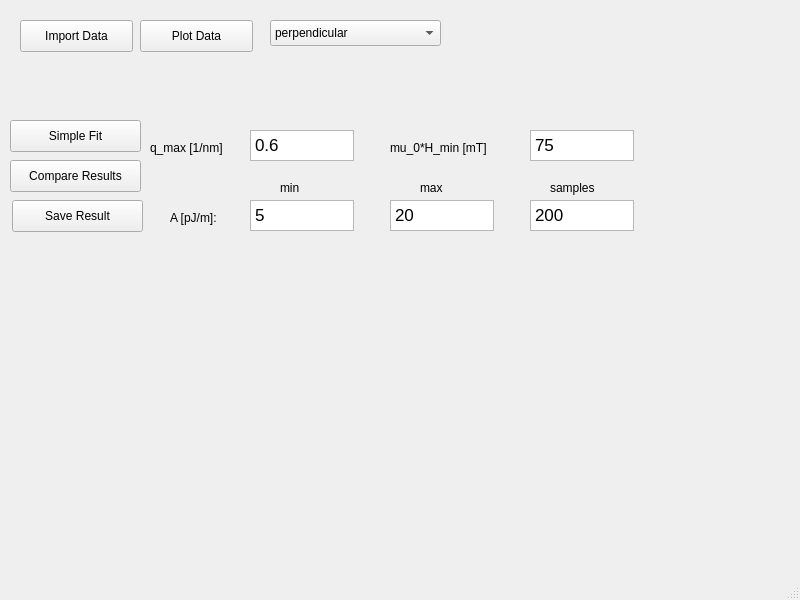
SasView/sasview, file src/sas/qtgui/Utilities/MuMagTool/UI/MuMagUI.ui: the form before one commit.
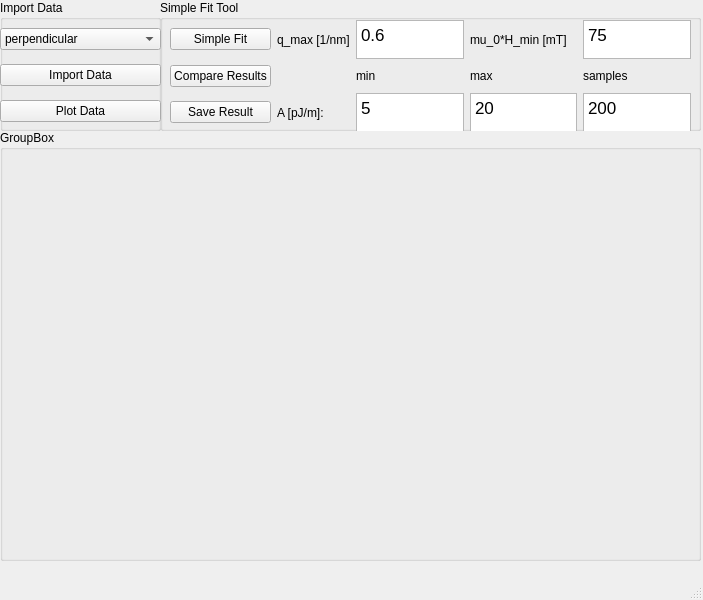
The form after the commit.

Commit message: added panel for doing the plots inside of the MuMagTool MainWindow, so that the plot got not its own new figure

```diff
--- a/src/sas/qtgui/Utilities/MuMagTool/UI/MuMagUI.ui
+++ b/src/sas/qtgui/Utilities/MuMagTool/UI/MuMagUI.ui
@@ -6,7 +6,7 @@
    <rect>
     <x>0</x>
     <y>0</y>
-    <width>800</width>
+    <width>703</width>
     <height>600</height>
    </rect>
   </property>
@@ -14,253 +14,224 @@
    <string>MainWindow</string>
   </property>
   <widget class="QWidget" name="centralwidget">
-   <widget class="QPushButton" name="ImportDataButton">
+   <widget class="QGroupBox" name="groupBox">
     <property name="geometry">
      <rect>
-      <x>20</x>
-      <y>20</y>
-      <width>113</width>
-      <height>32</height>
+      <x>0</x>
+      <y>0</y>
+      <width>161</width>
+      <height>131</height>
      </rect>
     </property>
-    <property name="text">
+    <property name="title">
      <string>Import Data</string>
     </property>
+    <widget class="QWidget" name="gridLayoutWidget">
+     <property name="geometry">
+      <rect>
+       <x>0</x>
+       <y>20</y>
+       <width>161</width>
+       <height>111</height>
+      </rect>
+     </property>
+     <layout class="QGridLayout" name="gridLayout">
+      <item row="4" column="0">
+       <widget class="QPushButton" name="PlotDataButton">
+        <property name="text">
+         <string>Plot Data</string>
+        </property>
+       </widget>
+      </item>
+      <item row="2" column="0">
+       <widget class="QPushButton" name="ImportDataButton">
+        <property name="text">
+         <string>Import Data</string>
+        </property>
+       </widget>
+      </item>
+      <item row="1" column="0">
+       <widget class="QComboBox" name="ScatteringGeometrySelect">
+        <item>
+         <property name="text">
+          <string>perpendicular</string>
+         </property>
+        </item>
+        <item>
+         <property name="text">
+          <string>parallel</string>
+         </property>
+        </item>
+       </widget>
+      </item>
+     </layout>
+    </widget>
    </widget>
-   <widget class="QPushButton" name="PlotDataButton">
+   <widget class="QGroupBox" name="groupBox_2">
     <property name="geometry">
      <rect>
-      <x>140</x>
-      <y>20</y>
-      <width>113</width>
-      <height>32</height>
+      <x>160</x>
+      <y>0</y>
+      <width>541</width>
+      <height>131</height>
      </rect>
     </property>
-    <property name="text">
-     <string>Plot Data</string>
+    <property name="title">
+     <string>Simple Fit Tool</string>
     </property>
-   </widget>
-   <widget class="QPushButton" name="SimpleFitButton">
-    <property name="geometry">
-     <rect>
-      <x>10</x>
-      <y>120</y>
-      <width>131</width>
-      <height>32</height>
-     </rect>
-    </property>
-    <property name="text">
-     <string>Simple Fit</string>
-    </property>
-   </widget>
-   <widget class="QPushButton" name="CompareResultsButton">
-    <property name="geometry">
-     <rect>
-      <x>10</x>
-      <y>160</y>
-      <width>131</width>
-      <height>32</height>
-     </rect>
-    </property>
-    <property name="text">
-     <string>Compare Results</string>
-    </property>
-   </widget>
-   <widget class="QPushButton" name="SaveResultsButton">
-    <property name="geometry">
-     <rect>
-      <x>12</x>
-      <y>200</y>
-      <width>131</width>
-      <height>32</height>
-     </rect>
-    </property>
-    <property name="text">
-     <string>Save Result</string>
-    </property>
-   </widget>
-   <widget class="QTextEdit" name="qMaxEdit">
-    <property name="geometry">
-     <rect>
-      <x>250</x>
-      <y>130</y>
-      <width>104</width>
-      <height>31</height>
-     </rect>
-    </property>
-    <property name="html">
-     <string>&lt;!DOCTYPE HTML PUBLIC &quot;-//W3C//DTD HTML 4.0//EN&quot; &quot;http://www.w3.org/TR/REC-html40/strict.dtd&quot;&gt;
+    <widget class="QWidget" name="gridLayoutWidget_2">
+     <property name="geometry">
+      <rect>
+       <x>10</x>
+       <y>20</y>
+       <width>521</width>
+       <height>111</height>
+      </rect>
+     </property>
+     <layout class="QGridLayout" name="gridLayout_2">
+      <item row="2" column="1">
+       <widget class="QLabel" name="label">
+        <property name="text">
+         <string>A [pJ/m]:</string>
+        </property>
+       </widget>
+      </item>
+      <item row="1" column="3">
+       <widget class="QLabel" name="label_3">
+        <property name="text">
+         <string>max</string>
+        </property>
+       </widget>
+      </item>
+      <item row="2" column="2">
+       <widget class="QTextEdit" name="AMinEdit">
+        <property name="html">
+         <string>&lt;!DOCTYPE HTML PUBLIC &quot;-//W3C//DTD HTML 4.0//EN&quot; &quot;http://www.w3.org/TR/REC-html40/strict.dtd&quot;&gt;
+&lt;html&gt;&lt;head&gt;&lt;meta name=&quot;qrichtext&quot; content=&quot;1&quot; /&gt;&lt;style type=&quot;text/css&quot;&gt;
+p, li { white-space: pre-wrap; }
+&lt;/style&gt;&lt;/head&gt;&lt;body style=&quot; font-family:'.AppleSystemUIFont'; font-size:13pt; font-weight:400; font-style:normal;&quot;&gt;
+&lt;p style=&quot; margin-top:0px; margin-bottom:0px; margin-left:0px; margin-right:0px; -qt-block-indent:0; text-indent:0px;&quot;&gt;5&lt;/p&gt;&lt;/body&gt;&lt;/html&gt;</string>
+        </property>
+       </widget>
+      </item>
+      <item row="1" column="2">
+       <widget class="QLabel" name="label_2">
+        <property name="text">
+         <string>min</string>
+        </property>
+       </widget>
+      </item>
+      <item row="0" column="1">
+       <widget class="QLabel" name="label_5">
+        <property name="text">
+         <string>q_max [1/nm]</string>
+        </property>
+       </widget>
+      </item>
+      <item row="0" column="2">
+       <widget class="QTextEdit" name="qMaxEdit">
+        <property name="html">
+         <string>&lt;!DOCTYPE HTML PUBLIC &quot;-//W3C//DTD HTML 4.0//EN&quot; &quot;http://www.w3.org/TR/REC-html40/strict.dtd&quot;&gt;
 &lt;html&gt;&lt;head&gt;&lt;meta name=&quot;qrichtext&quot; content=&quot;1&quot; /&gt;&lt;style type=&quot;text/css&quot;&gt;
 p, li { white-space: pre-wrap; }
 &lt;/style&gt;&lt;/head&gt;&lt;body style=&quot; font-family:'.AppleSystemUIFont'; font-size:13pt; font-weight:400; font-style:normal;&quot;&gt;
 &lt;p style=&quot; margin-top:0px; margin-bottom:0px; margin-left:0px; margin-right:0px; -qt-block-indent:0; text-indent:0px;&quot;&gt;0.6&lt;/p&gt;&lt;/body&gt;&lt;/html&gt;</string>
-    </property>
-   </widget>
-   <widget class="QTextEdit" name="AMaxEdit">
-    <property name="geometry">
-     <rect>
-      <x>390</x>
-      <y>200</y>
-      <width>104</width>
-      <height>31</height>
-     </rect>
-    </property>
-    <property name="html">
-     <string>&lt;!DOCTYPE HTML PUBLIC &quot;-//W3C//DTD HTML 4.0//EN&quot; &quot;http://www.w3.org/TR/REC-html40/strict.dtd&quot;&gt;
+        </property>
+       </widget>
+      </item>
+      <item row="0" column="0">
+       <widget class="QPushButton" name="SimpleFitButton">
+        <property name="text">
+         <string>Simple Fit</string>
+        </property>
+       </widget>
+      </item>
+      <item row="2" column="3">
+       <widget class="QTextEdit" name="AMaxEdit">
+        <property name="html">
+         <string>&lt;!DOCTYPE HTML PUBLIC &quot;-//W3C//DTD HTML 4.0//EN&quot; &quot;http://www.w3.org/TR/REC-html40/strict.dtd&quot;&gt;
 &lt;html&gt;&lt;head&gt;&lt;meta name=&quot;qrichtext&quot; content=&quot;1&quot; /&gt;&lt;style type=&quot;text/css&quot;&gt;
 p, li { white-space: pre-wrap; }
 &lt;/style&gt;&lt;/head&gt;&lt;body style=&quot; font-family:'.AppleSystemUIFont'; font-size:13pt; font-weight:400; font-style:normal;&quot;&gt;
 &lt;p style=&quot; margin-top:0px; margin-bottom:0px; margin-left:0px; margin-right:0px; -qt-block-indent:0; text-indent:0px;&quot;&gt;20&lt;/p&gt;&lt;/body&gt;&lt;/html&gt;</string>
-    </property>
-   </widget>
-   <widget class="QTextEdit" name="AMinEdit">
-    <property name="geometry">
-     <rect>
-      <x>250</x>
-      <y>200</y>
-      <width>104</width>
-      <height>31</height>
-     </rect>
-    </property>
-    <property name="html">
-     <string>&lt;!DOCTYPE HTML PUBLIC &quot;-//W3C//DTD HTML 4.0//EN&quot; &quot;http://www.w3.org/TR/REC-html40/strict.dtd&quot;&gt;
-&lt;html&gt;&lt;head&gt;&lt;meta name=&quot;qrichtext&quot; content=&quot;1&quot; /&gt;&lt;style type=&quot;text/css&quot;&gt;
-p, li { white-space: pre-wrap; }
-&lt;/style&gt;&lt;/head&gt;&lt;body style=&quot; font-family:'.AppleSystemUIFont'; font-size:13pt; font-weight:400; font-style:normal;&quot;&gt;
-&lt;p style=&quot; margin-top:0px; margin-bottom:0px; margin-left:0px; margin-right:0px; -qt-block-indent:0; text-indent:0px;&quot;&gt;5&lt;/p&gt;&lt;/body&gt;&lt;/html&gt;</string>
-    </property>
-   </widget>
-   <widget class="QTextEdit" name="HminEdit">
-    <property name="geometry">
-     <rect>
-      <x>530</x>
-      <y>130</y>
-      <width>104</width>
-      <height>31</height>
-     </rect>
-    </property>
-    <property name="html">
-     <string>&lt;!DOCTYPE HTML PUBLIC &quot;-//W3C//DTD HTML 4.0//EN&quot; &quot;http://www.w3.org/TR/REC-html40/strict.dtd&quot;&gt;
-&lt;html&gt;&lt;head&gt;&lt;meta name=&quot;qrichtext&quot; content=&quot;1&quot; /&gt;&lt;style type=&quot;text/css&quot;&gt;
-p, li { white-space: pre-wrap; }
-&lt;/style&gt;&lt;/head&gt;&lt;body style=&quot; font-family:'.AppleSystemUIFont'; font-size:13pt; font-weight:400; font-style:normal;&quot;&gt;
-&lt;p style=&quot; margin-top:0px; margin-bottom:0px; margin-left:0px; margin-right:0px; -qt-block-indent:0; text-indent:0px;&quot;&gt;75&lt;/p&gt;&lt;/body&gt;&lt;/html&gt;</string>
-    </property>
-   </widget>
-   <widget class="QTextEdit" name="ASamplesEdit">
-    <property name="geometry">
-     <rect>
-      <x>530</x>
-      <y>200</y>
-      <width>104</width>
-      <height>31</height>
-     </rect>
-    </property>
-    <property name="html">
-     <string>&lt;!DOCTYPE HTML PUBLIC &quot;-//W3C//DTD HTML 4.0//EN&quot; &quot;http://www.w3.org/TR/REC-html40/strict.dtd&quot;&gt;
+        </property>
+       </widget>
+      </item>
+      <item row="2" column="4">
+       <widget class="QTextEdit" name="ASamplesEdit">
+        <property name="html">
+         <string>&lt;!DOCTYPE HTML PUBLIC &quot;-//W3C//DTD HTML 4.0//EN&quot; &quot;http://www.w3.org/TR/REC-html40/strict.dtd&quot;&gt;
 &lt;html&gt;&lt;head&gt;&lt;meta name=&quot;qrichtext&quot; content=&quot;1&quot; /&gt;&lt;style type=&quot;text/css&quot;&gt;
 p, li { white-space: pre-wrap; }
 &lt;/style&gt;&lt;/head&gt;&lt;body style=&quot; font-family:'.AppleSystemUIFont'; font-size:13pt; font-weight:400; font-style:normal;&quot;&gt;
 &lt;p style=&quot; margin-top:0px; margin-bottom:0px; margin-left:0px; margin-right:0px; -qt-block-indent:0; text-indent:0px;&quot;&gt;200&lt;/p&gt;&lt;/body&gt;&lt;/html&gt;</string>
-    </property>
+        </property>
+       </widget>
+      </item>
+      <item row="1" column="4">
+       <widget class="QLabel" name="label_4">
+        <property name="text">
+         <string>samples</string>
+        </property>
+       </widget>
+      </item>
+      <item row="0" column="3">
+       <widget class="QLabel" name="label_6">
+        <property name="text">
+         <string>mu_0*H_min [mT]</string>
+        </property>
+       </widget>
+      </item>
+      <item row="0" column="4">
+       <widget class="QTextEdit" name="HminEdit">
+        <property name="html">
+         <string>&lt;!DOCTYPE HTML PUBLIC &quot;-//W3C//DTD HTML 4.0//EN&quot; &quot;http://www.w3.org/TR/REC-html40/strict.dtd&quot;&gt;
+&lt;html&gt;&lt;head&gt;&lt;meta name=&quot;qrichtext&quot; content=&quot;1&quot; /&gt;&lt;style type=&quot;text/css&quot;&gt;
+p, li { white-space: pre-wrap; }
+&lt;/style&gt;&lt;/head&gt;&lt;body style=&quot; font-family:'.AppleSystemUIFont'; font-size:13pt; font-weight:400; font-style:normal;&quot;&gt;
+&lt;p style=&quot; margin-top:0px; margin-bottom:0px; margin-left:0px; margin-right:0px; -qt-block-indent:0; text-indent:0px;&quot;&gt;75&lt;/p&gt;&lt;/body&gt;&lt;/html&gt;</string>
+        </property>
+       </widget>
+      </item>
+      <item row="1" column="0">
+       <widget class="QPushButton" name="CompareResultsButton">
+        <property name="text">
+         <string>Compare Results</string>
+        </property>
+       </widget>
+      </item>
+      <item row="2" column="0">
+       <widget class="QPushButton" name="SaveResultsButton">
+        <property name="text">
+         <string>Save Result</string>
+        </property>
+       </widget>
+      </item>
+     </layout>
+    </widget>
    </widget>
-   <widget class="QLabel" name="label">
+   <widget class="QGroupBox" name="groupBox_3">
     <property name="geometry">
      <rect>
-      <x>170</x>
-      <y>210</y>
-      <width>60</width>
-      <height>16</height>
+      <x>0</x>
+      <y>130</y>
+      <width>701</width>
+      <height>431</height>
      </rect>
     </property>
-    <property name="text">
-     <string>A [pJ/m]:</string>
+    <property name="title">
+     <string>GroupBox</string>
     </property>
-   </widget>
-   <widget class="QLabel" name="label_2">
-    <property name="geometry">
-     <rect>
-      <x>280</x>
-      <y>180</y>
-      <width>60</width>
-      <height>16</height>
-     </rect>
-    </property>
-    <property name="text">
-     <string>min</string>
-    </property>
-   </widget>
-   <widget class="QLabel" name="label_3">
-    <property name="geometry">
-     <rect>
-      <x>420</x>
-      <y>180</y>
-      <width>60</width>
-      <height>16</height>
-     </rect>
-    </property>
-    <property name="text">
-     <string>max</string>
-    </property>
-   </widget>
-   <widget class="QLabel" name="label_4">
-    <property name="geometry">
-     <rect>
-      <x>550</x>
-      <y>180</y>
-      <width>60</width>
-      <height>16</height>
-     </rect>
-    </property>
-    <property name="text">
-     <string>samples</string>
-    </property>
-   </widget>
-   <widget class="QLabel" name="label_5">
-    <property name="geometry">
-     <rect>
-      <x>150</x>
-      <y>140</y>
-      <width>91</width>
-      <height>16</height>
-     </rect>
-    </property>
-    <property name="text">
-     <string>q_max [1/nm]</string>
-    </property>
-   </widget>
-   <widget class="QLabel" name="label_6">
-    <property name="geometry">
-     <rect>
-      <x>390</x>
-      <y>140</y>
-      <width>121</width>
-      <height>16</height>
-     </rect>
-    </property>
-    <property name="text">
-     <string>mu_0*H_min [mT]</string>
-    </property>
-   </widget>
-   <widget class="QComboBox" name="ScatteringGeometrySelect">
-    <property name="geometry">
-     <rect>
-      <x>270</x>
-      <y>20</y>
-      <width>171</width>
-      <height>26</height>
-     </rect>
-    </property>
-    <item>
-     <property name="text">
-      <string>perpendicular</string>
+    <widget class="QWidget" name="PlotDisplayPanel" native="true">
+     <property name="geometry">
+      <rect>
+       <x>20</x>
+       <y>40</y>
+       <width>501</width>
+       <height>221</height>
+      </rect>
      </property>
-    </item>
-    <item>
-     <property name="text">
-      <string>parallel</string>
-     </property>
-    </item>
+    </widget>
    </widget>
   </widget>
   <widget class="QMenuBar" name="menubar">
```
Left out of the diff: 8 changed lines with no effect on the pictures. The commit also changes 2 other files.
